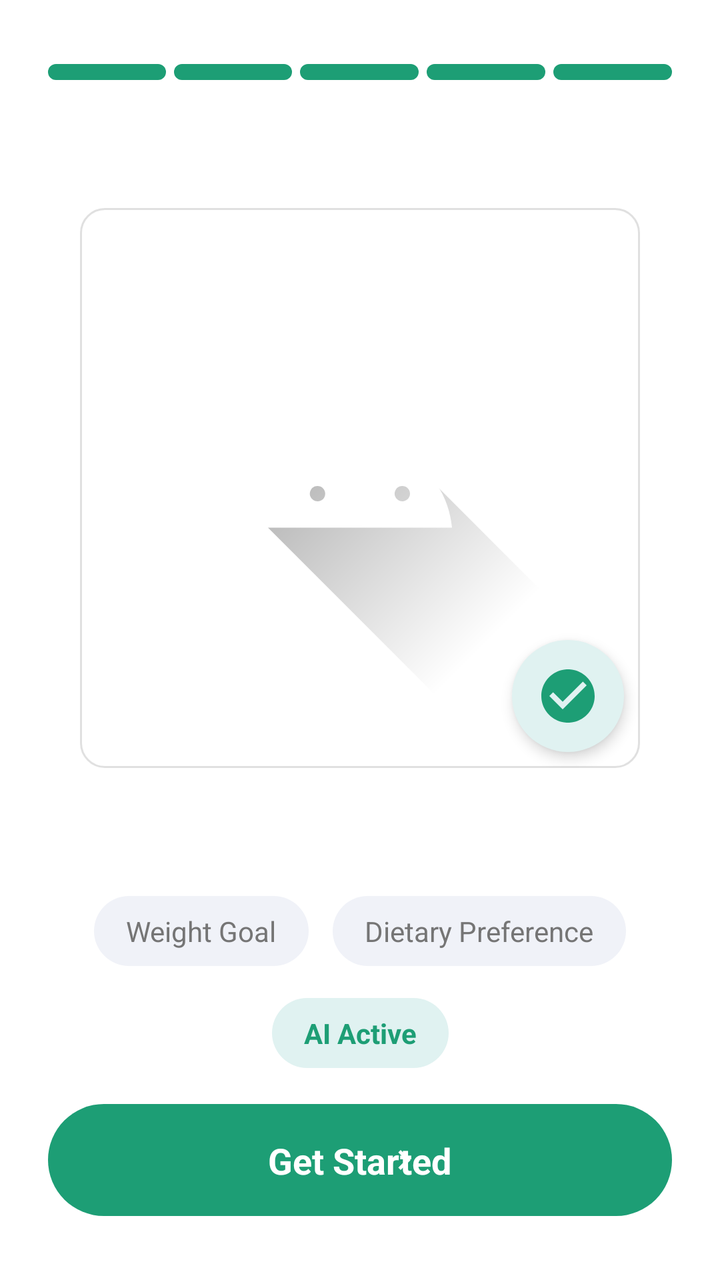
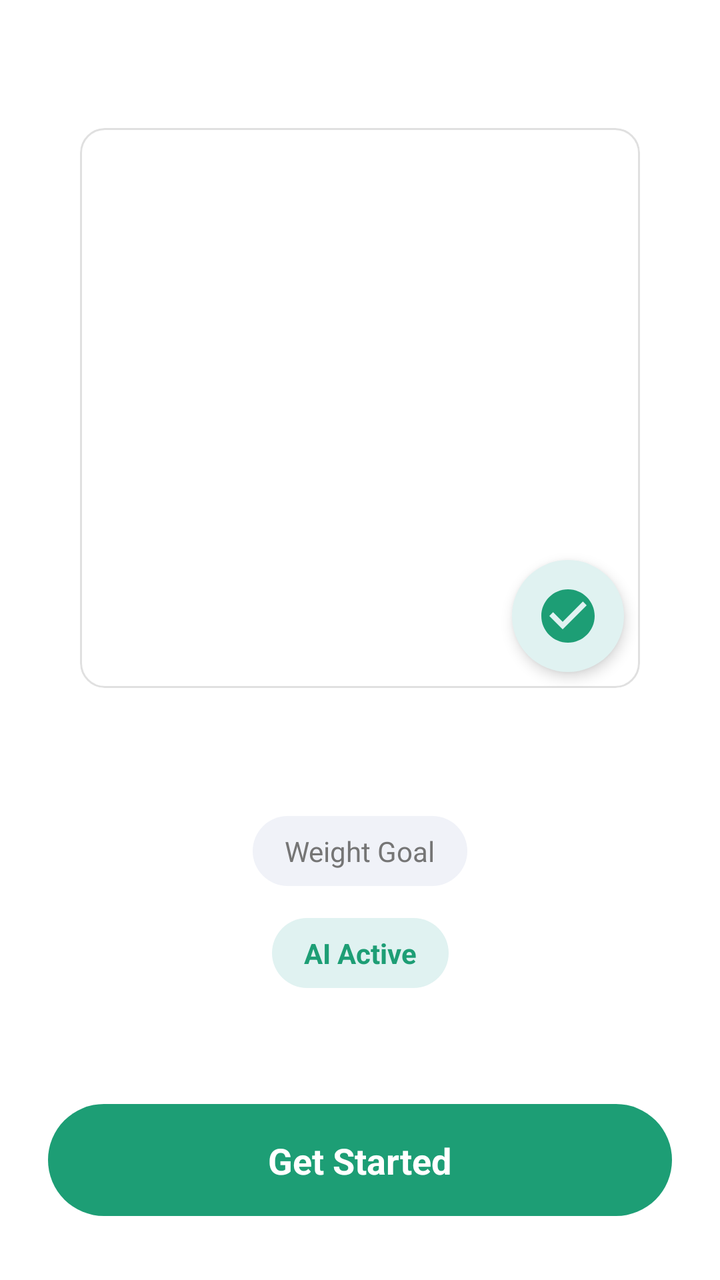

Before-and-after screenshots of an Android layout around one commit, followed by the original layout XML and the change that was made.
<!-- AndroidManifest.xml: application theme Theme.SmartBite -->
<!-- res/layout/fragment_onboarding_finish.xml -->
<?xml version="1.0" encoding="utf-8"?>
<androidx.constraintlayout.widget.ConstraintLayout xmlns:android="http://schemas.android.com/apk/res/android"
    xmlns:app="http://schemas.android.com/apk/res-auto"
    android:layout_width="match_parent"
    android:layout_height="match_parent"
    android:background="@color/white">

    <LinearLayout
        android:id="@+id/ll_progress_segments"
        android:layout_width="match_parent"
        android:layout_height="8dp"
        android:layout_marginHorizontal="24dp"
        android:layout_marginTop="32dp"
        android:orientation="horizontal"
        app:layout_constraintTop_toTopOf="parent">

        <View
            android:layout_width="0dp"
            android:layout_height="match_parent"
            android:layout_marginEnd="4dp"
            android:layout_weight="1"
            android:background="@drawable/onboarding_progress_fill" />

        <View
            android:layout_width="0dp"
            android:layout_height="match_parent"
            android:layout_marginEnd="4dp"
            android:layout_weight="1"
            android:background="@drawable/onboarding_progress_fill" />

        <View
            android:layout_width="0dp"
            android:layout_height="match_parent"
            android:layout_marginEnd="4dp"
            android:layout_weight="1"
            android:background="@drawable/onboarding_progress_fill" />

        <View
            android:layout_width="0dp"
            android:layout_height="match_parent"
            android:layout_marginEnd="4dp"
            android:layout_weight="1"
            android:background="@drawable/onboarding_progress_fill" />

        <View
            android:layout_width="0dp"
            android:layout_height="match_parent"
            android:layout_weight="1"
            android:background="@drawable/onboarding_progress_fill" />

    </LinearLayout>

    <androidx.constraintlayout.widget.ConstraintLayout
        android:id="@+id/cl_image_container"
        android:layout_width="280dp"
        android:layout_height="280dp"
        android:layout_marginTop="64dp"
        app:layout_constraintEnd_toEndOf="parent"
        app:layout_constraintStart_toStartOf="parent"
        app:layout_constraintTop_toBottomOf="@id/ll_progress_segments">

        <ImageView
            android:id="@+id/iv_onboarding_success"
            android:layout_width="match_parent"
            android:layout_height="match_parent"
            android:background="@drawable/bg_gender_card_unselected"
            android:padding="32dp"
            android:src="@drawable/ic_launcher_foreground" />

        <ImageView
            android:layout_width="56dp"
            android:layout_height="56dp"
            android:layout_margin="8dp"
            android:background="@drawable/bg_icon_circle_green"
            android:elevation="4dp"
            android:padding="12dp"
            android:src="@drawable/ic_check_circle_filled"
            app:layout_constraintBottom_toBottomOf="parent"
            app:layout_constraintEnd_toEndOf="parent"
            app:tint="@color/brand_green" />

    </androidx.constraintlayout.widget.ConstraintLayout>

    <LinearLayout
        android:id="@+id/ll_tags_container"
        android:layout_width="match_parent"
        android:layout_height="wrap_content"
        android:layout_marginTop="64dp"
        android:gravity="center"
        android:orientation="horizontal"
        app:layout_constraintTop_toBottomOf="@id/cl_image_container">

        <TextView
            android:layout_width="wrap_content"
            android:layout_height="wrap_content"
            android:layout_marginEnd="12dp"
            android:background="@drawable/bg_tag_pill"
            android:paddingHorizontal="16dp"
            android:paddingVertical="8dp"
            android:text="Weight Goal"
            android:textColor="@color/text_secondary"
            android:textSize="14sp" />

        <TextView
            android:layout_width="wrap_content"
            android:layout_height="wrap_content"
            android:background="@drawable/bg_tag_pill"
            android:paddingHorizontal="16dp"
            android:paddingVertical="8dp"
            android:text="Dietary Preference"
            android:textColor="@color/text_secondary"
            android:textSize="14sp" />

    </LinearLayout>

    <TextView
        android:layout_width="wrap_content"
        android:layout_height="wrap_content"
        android:layout_marginTop="16dp"
        android:background="@drawable/bg_tag_pill_active"
        android:paddingHorizontal="16dp"
        android:paddingVertical="8dp"
        android:text="AI Active"
        android:textColor="@color/brand_green"
        android:textSize="14sp"
        android:textStyle="bold"
        app:layout_constraintEnd_toEndOf="parent"
        app:layout_constraintStart_toStartOf="parent"
        app:layout_constraintTop_toBottomOf="@id/ll_tags_container" />

    <androidx.constraintlayout.widget.ConstraintLayout
        android:id="@+id/btn_get_started"
        android:layout_width="match_parent"
        android:layout_height="56dp"
        android:layout_marginHorizontal="24dp"
        android:layout_marginBottom="32dp"
        android:background="@drawable/onboarding_button_bg"
        android:clickable="true"
        android:focusable="true"
        app:layout_constraintBottom_toBottomOf="parent">

        <TextView
            android:layout_width="wrap_content"
            android:layout_height="wrap_content"
            android:text="Get Started"
            android:textColor="@color/white"
            android:textSize="18sp"
            android:textStyle="bold"
            app:layout_constraintBottom_toBottomOf="parent"
            app:layout_constraintEnd_toEndOf="parent"
            app:layout_constraintStart_toStartOf="parent"
            app:layout_constraintTop_toTopOf="parent" />

        <ImageView
            android:layout_width="20dp"
            android:layout_height="20dp"
            android:layout_marginStart="8dp"
            android:src="@drawable/ic_chevron_right"
            app:layout_constraintBottom_toBottomOf="parent"
            app:layout_constraintStart_toEndOf="@id/guideline_center_finish"
            app:layout_constraintTop_toTopOf="parent"
            app:tint="@color/white" />

        <androidx.constraintlayout.widget.Guideline
            android:id="@+id/guideline_center_finish"
            android:layout_width="wrap_content"
            android:layout_height="wrap_content"
            android:orientation="vertical"
            app:layout_constraintGuide_end="152dp" />

    </androidx.constraintlayout.widget.ConstraintLayout>

</androidx.constraintlayout.widget.ConstraintLayout>
<!-- resources referenced by this layout -->
<resources>
  <color name="brand_green">#1D9E75</color>
  <color name="text_secondary">#757575</color>
  <color name="white">#FFFFFFFF</color>
  <!-- drawable bg_gender_card_unselected (drawable) -->
  <?xml version="1.0" encoding="utf-8"?>
  <shape xmlns:android="http://schemas.android.com/apk/res/android">
      <solid android:color="@color/white" />
      <corners android:radius="12dp" />
      <stroke android:width="1dp" android:color="#E0E0E0" />
  </shape>
  <!-- drawable bg_icon_circle_green (drawable) -->
  <?xml version="1.0" encoding="utf-8"?>
  <shape xmlns:android="http://schemas.android.com/apk/res/android"
      android:shape="oval">
      <solid android:color="#E0F2F1" />
  </shape>
  <!-- drawable bg_tag_pill (drawable) -->
  <?xml version="1.0" encoding="utf-8"?>
  <shape xmlns:android="http://schemas.android.com/apk/res/android">
      <solid android:color="#F0F2F8" />
      <corners android:radius="20dp" />
  </shape>
  <!-- drawable bg_tag_pill_active (drawable) -->
  <?xml version="1.0" encoding="utf-8"?>
  <shape xmlns:android="http://schemas.android.com/apk/res/android">
      <solid android:color="#E0F2F1" />
      <corners android:radius="20dp" />
  </shape>
  <!-- drawable ic_chevron_right (drawable) -->
  <?xml version="1.0" encoding="utf-8"?>
  <vector xmlns:android="http://schemas.android.com/apk/res/android"
      android:width="24dp"
      android:height="24dp"
      android:viewportWidth="24"
      android:viewportHeight="24">
      <path
          android:fillColor="#9E9E9E"
          android:pathData="M10,6L8.59,7.41L13.17,12l-4.58,4.59L10,18l6,-6z" />
  </vector>
  <!-- drawable ic_launcher_foreground (drawable) -->
  <vector xmlns:android="http://schemas.android.com/apk/res/android"
      xmlns:aapt="http://schemas.android.com/aapt"
      android:width="108dp"
      android:height="108dp"
      android:viewportWidth="108"
      android:viewportHeight="108">
      <path android:pathData="M31,63.928c0,0 6.4,-11 12.1,-13.1c7.2,-2.6 26,-1.4 26,-1.4l38.1,38.1L107,108.928l-32,-1L31,63.928z">
          <aapt:attr name="android:fillColor">
              <gradient
                  android:endX="85.84757"
                  android:endY="92.4963"
                  android:startX="42.9492"
                  android:startY="49.59793"
                  android:type="linear">
                  <item
                      android:color="#44000000"
                      android:offset="0.0" />
                  <item
                      android:color="#00000000"
                      android:offset="1.0" />
              </gradient>
          </aapt:attr>
      </path>
      <path
          android:fillColor="#FFFFFF"
          android:fillType="nonZero"
          android:pathData="M65.3,45.828l3.8,-6.6c0.2,-0.4 0.1,-0.9 -0.3,-1.1c-0.4,-0.2 -0.9,-0.1 -1.1,0.3l-3.9,6.7c-6.3,-2.8 -13.4,-2.8 -19.7,0l-3.9,-6.7c-0.2,-0.4 -0.7,-0.5 -1.1,-0.3C38.8,38.328 38.7,38.828 38.9,39.228l3.8,6.6C36.2,49.428 31.7,56.028 31,63.928h46C76.3,56.028 71.8,49.428 65.3,45.828zM43.4,57.328c-0.8,0 -1.5,-0.5 -1.8,-1.2c-0.3,-0.7 -0.1,-1.5 0.4,-2.1c0.5,-0.5 1.4,-0.7 2.1,-0.4c0.7,0.3 1.2,1 1.2,1.8C45.3,56.528 44.5,57.328 43.4,57.328L43.4,57.328zM64.6,57.328c-0.8,0 -1.5,-0.5 -1.8,-1.2s-0.1,-1.5 0.4,-2.1c0.5,-0.5 1.4,-0.7 2.1,-0.4c0.7,0.3 1.2,1 1.2,1.8C66.5,56.528 65.6,57.328 64.6,57.328L64.6,57.328z"
          android:strokeWidth="1"
          android:strokeColor="#00000000" />
  </vector>
  <!-- drawable onboarding_progress_fill (drawable) -->
  <?xml version="1.0" encoding="utf-8"?>
  <shape xmlns:android="http://schemas.android.com/apk/res/android">
      <corners android:radius="10dp" />
      <solid android:color="@color/brand_green" />
  </shape>
  <color name="purple_500">#3F7E03</color>
  <color name="teal_200">#FF03DAC5</color>
  <color name="black">#FF000000</color>
  <color name="nav_glow_green">#1A34A853</color>
  <color name="nav_active_green">#34A853</color>
  <!-- unchanged entries left out for length: 3 -->
</resources>

<!-- the commit's change to res/layout/fragment_onboarding_finish.xml (unified diff, before → after) -->
@@ -4,51 +4,6 @@
     android:layout_width="match_parent"
     android:layout_height="match_parent"
     android:background="@color/white">
-
-    <LinearLayout
-        android:id="@+id/ll_progress_segments"
-        android:layout_width="match_parent"
-        android:layout_height="8dp"
-        android:layout_marginHorizontal="24dp"
-        android:layout_marginTop="32dp"
-        android:orientation="horizontal"
-        app:layout_constraintTop_toTopOf="parent">
-
-        <View
-            android:layout_width="0dp"
-            android:layout_height="match_parent"
-            android:layout_marginEnd="4dp"
-            android:layout_weight="1"
-            android:background="@drawable/onboarding_progress_fill" />
-
-        <View
-            android:layout_width="0dp"
-            android:layout_height="match_parent"
-            android:layout_marginEnd="4dp"
-            android:layout_weight="1"
-            android:background="@drawable/onboarding_progress_fill" />
-
-        <View
-            android:layout_width="0dp"
-            android:layout_height="match_parent"
-            android:layout_marginEnd="4dp"
-            android:layout_weight="1"
-            android:background="@drawable/onboarding_progress_fill" />
-
-        <View
-            android:layout_width="0dp"
-            android:layout_height="match_parent"
-            android:layout_marginEnd="4dp"
-            android:layout_weight="1"
-            android:background="@drawable/onboarding_progress_fill" />
-
-        <View
-            android:layout_width="0dp"
-            android:layout_height="match_parent"
-            android:layout_weight="1"
-            android:background="@drawable/onboarding_progress_fill" />
-
-    </LinearLayout>
 
     <androidx.constraintlayout.widget.ConstraintLayout
         android:id="@+id/cl_image_container"
@@ -57,15 +12,15 @@
         android:layout_marginTop="64dp"
         app:layout_constraintEnd_toEndOf="parent"
         app:layout_constraintStart_toStartOf="parent"
-        app:layout_constraintTop_toBottomOf="@id/ll_progress_segments">
+        app:layout_constraintTop_toTopOf="parent">
 
         <ImageView
             android:id="@+id/iv_onboarding_success"
             android:layout_width="match_parent"
             android:layout_height="match_parent"
             android:background="@drawable/bg_gender_card_unselected"
-            android:padding="32dp"
-            android:src="@drawable/ic_launcher_foreground" />
+            android:clipToOutline="true"
+            android:scaleType="centerCrop" />
 
         <ImageView
             android:layout_width="56dp"
@@ -91,23 +46,13 @@
         app:layout_constraintTop_toBottomOf="@id/cl_image_container">
 
         <TextView
-            android:layout_width="wrap_content"
-            android:layout_height="wrap_content"
-            android:layout_marginEnd="12dp"
-            android:background="@drawable/bg_tag_pill"
-            android:paddingHorizontal="16dp"
-            android:paddingVertical="8dp"
-            android:text="Weight Goal"
-            android:textColor="@color/text_secondary"
-            android:textSize="14sp" />
-
-        <TextView
+            android:id="@+id/tv_final_goal"
             android:layout_width="wrap_content"
             android:layout_height="wrap_content"
             android:background="@drawable/bg_tag_pill"
             android:paddingHorizontal="16dp"
             android:paddingVertical="8dp"
-            android:text="Dietary Preference"
+            android:text="Weight Goal"
             android:textColor="@color/text_secondary"
             android:textSize="14sp" />
 
@@ -151,23 +96,6 @@
             app:layout_constraintStart_toStartOf="parent"
             app:layout_constraintTop_toTopOf="parent" />
 
-        <ImageView
-            android:layout_width="20dp"
-            android:layout_height="20dp"
-            android:layout_marginStart="8dp"
-            android:src="@drawable/ic_chevron_right"
-            app:layout_constraintBottom_toBottomOf="parent"
-            app:layout_constraintStart_toEndOf="@id/guideline_center_finish"
-            app:layout_constraintTop_toTopOf="parent"
-            app:tint="@color/white" />
-
-        <androidx.constraintlayout.widget.Guideline
-            android:id="@+id/guideline_center_finish"
-            android:layout_width="wrap_content"
-            android:layout_height="wrap_content"
-            android:orientation="vertical"
-            app:layout_constraintGuide_end="152dp" />
-
     </androidx.constraintlayout.widget.ConstraintLayout>
 
 </androidx.constraintlayout.widget.ConstraintLayout>
<!-- resource entries referenced after the edit -->
@@ -28,54 +28,6 @@
       <solid android:color="#E0F2F1" />
       <corners android:radius="20dp" />
   </shape>
-  <!-- drawable ic_chevron_right (drawable) -->
-  <?xml version="1.0" encoding="utf-8"?>
-  <vector xmlns:android="http://schemas.android.com/apk/res/android"
-      android:width="24dp"
-      android:height="24dp"
-      android:viewportWidth="24"
-      android:viewportHeight="24">
-      <path
-          android:fillColor="#9E9E9E"
-          android:pathData="M10,6L8.59,7.41L13.17,12l-4.58,4.59L10,18l6,-6z" />
-  </vector>
-  <!-- drawable ic_launcher_foreground (drawable) -->
-  <vector xmlns:android="http://schemas.android.com/apk/res/android"
-      xmlns:aapt="http://schemas.android.com/aapt"
-      android:width="108dp"
-      android:height="108dp"
-      android:viewportWidth="108"
-      android:viewportHeight="108">
-      <path android:pathData="M31,63.928c0,0 6.4,-11 12.1,-13.1c7.2,-2.6 26,-1.4 26,-1.4l38.1,38.1L107,108.928l-32,-1L31,63.928z">
-          <aapt:attr name="android:fillColor">
-              <gradient
-                  android:endX="85.84757"
-                  android:endY="92.4963"
-                  android:startX="42.9492"
-                  android:startY="49.59793"
-                  android:type="linear">
-                  <item
-                      android:color="#44000000"
-                      android:offset="0.0" />
-                  <item
-                      android:color="#00000000"
-                      android:offset="1.0" />
-              </gradient>
-          </aapt:attr>
-      </path>
-      <path
-          android:fillColor="#FFFFFF"
-          android:fillType="nonZero"
-          android:pathData="M65.3,45.828l3.8,-6.6c0.2,-0.4 0.1,-0.9 -0.3,-1.1c-0.4,-0.2 -0.9,-0.1 -1.1,0.3l-3.9,6.7c-6.3,-2.8 -13.4,-2.8 -19.7,0l-3.9,-6.7c-0.2,-0.4 -0.7,-0.5 -1.1,-0.3C38.8,38.328 38.7,38.828 38.9,39.228l3.8,6.6C36.2,49.428 31.7,56.028 31,63.928h46C76.3,56.028 71.8,49.428 65.3,45.828zM43.4,57.328c-0.8,0 -1.5,-0.5 -1.8,-1.2c-0.3,-0.7 -0.1,-1.5 0.4,-2.1c0.5,-0.5 1.4,-0.7 2.1,-0.4c0.7,0.3 1.2,1 1.2,1.8C45.3,56.528 44.5,57.328 43.4,57.328L43.4,57.328zM64.6,57.328c-0.8,0 -1.5,-0.5 -1.8,-1.2s-0.1,-1.5 0.4,-2.1c0.5,-0.5 1.4,-0.7 2.1,-0.4c0.7,0.3 1.2,1 1.2,1.8C66.5,56.528 65.6,57.328 64.6,57.328L64.6,57.328z"
-          android:strokeWidth="1"
-          android:strokeColor="#00000000" />
-  </vector>
-  <!-- drawable onboarding_progress_fill (drawable) -->
-  <?xml version="1.0" encoding="utf-8"?>
-  <shape xmlns:android="http://schemas.android.com/apk/res/android">
-      <corners android:radius="10dp" />
-      <solid android:color="@color/brand_green" />
-  </shape>
   <color name="purple_500">#3F7E03</color>
   <color name="teal_200">#FF03DAC5</color>
   <color name="black">#FF000000</color>
